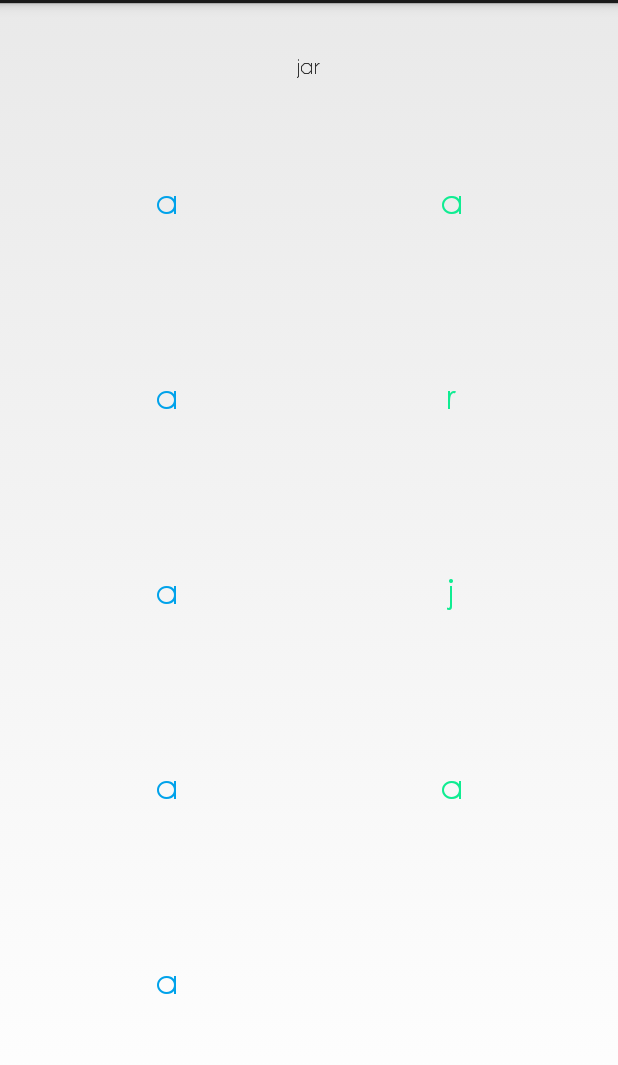
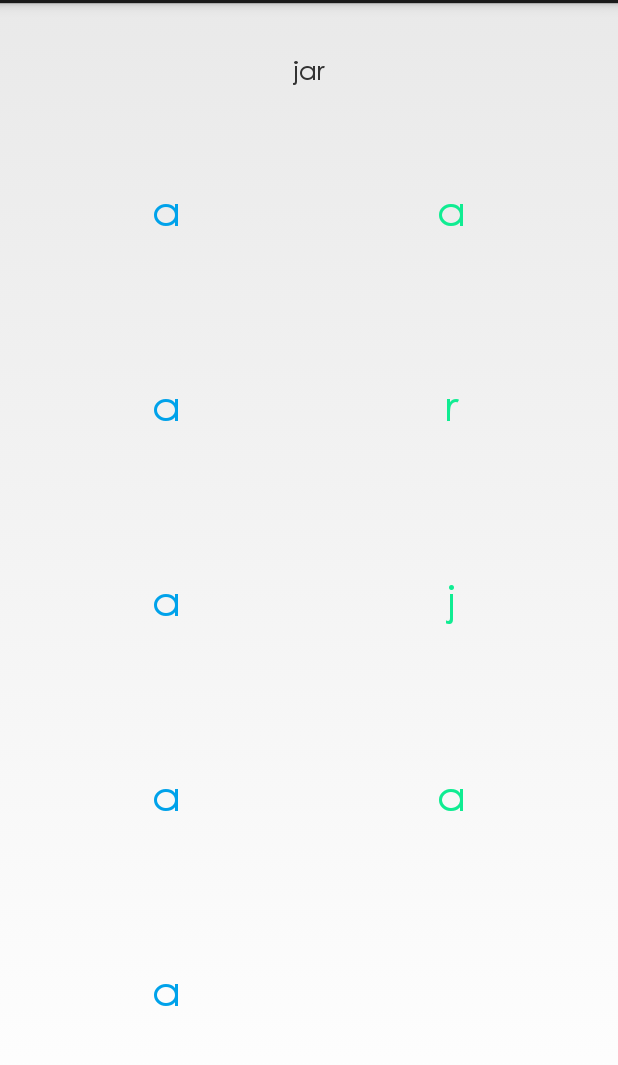
Before and after one commit to chrisjluc/Onesearch, an Android app: the fragment WordSearchFragment shown on its own in the app's theme, on a phone screen of 412 x 824 dp, the part 69-1134 px from its top. Run offline under Robolectric (Android 15) with nearby library versions, the phone set to English and light mode, and no system bars; 1 statement that could not run was skipped.

Commit message:
Added circular highlighting on word search, boosted font size of buttons and textviews

```diff
--- a/app/src/main/java/chrisjluc/funsearch/adapters/WordSearchGridAdapter.java
+++ b/app/src/main/java/chrisjluc/funsearch/adapters/WordSearchGridAdapter.java
@@ -1,7 +1,6 @@
 package chrisjluc.funsearch.adapters;
 
 import android.content.Context;
-import android.graphics.Color;
 import android.view.LayoutInflater;
 import android.view.View;
 import android.view.ViewGroup;
@@ -46,20 +45,25 @@ public class WordSearchGridAdapter extends BaseAdapter {
         holder.textView.setHeight(mColumnWidth);
         int difference = ((WordSearchManager.ADVANCED_MAX_WORDLENGTH + WordSearchManager.ADVANCED_MAX_DIMENSION_OFFSET - WordSearchManager.EASY_MIN_WORDLENGTH) / 3);
         if (WordSearchManager.EASY_MIN_WORDLENGTH <= mWordSearchDimension && mWordSearchDimension < (WordSearchManager.EASY_MIN_WORDLENGTH + difference))
+            holder.textView.setTextSize(28);
+        else if ((WordSearchManager.EASY_MIN_WORDLENGTH + difference) <= mWordSearchDimension && mWordSearchDimension < (WordSearchManager.EASY_MIN_WORDLENGTH + difference * 2))
+            holder.textView.setTextSize(24);
+        else
             holder.textView.setTextSize(22);
-        else if ((WordSearchManager.EASY_MIN_WORDLENGTH + difference) <= mWordSearchDimension && mWordSearchDimension < (WordSearchManager.EASY_MIN_WORDLENGTH + difference * 2))
-            holder.textView.setTextSize(18);
-        else
-            holder.textView.setTextSize(14);
 
         int color;
-        if (n.isHighlighted())
-            color = Color.BLUE;
-        else if ((pos / mWordSearchDimension) % 2 == 0)
+
+        if ((pos / mWordSearchDimension) % 2 == 0)
             color = mContext.getResources().getColor(pos % 2 == 0 ? R.color.blue : R.color.green);
         else
             color = mContext.getResources().getColor((pos - mWordSearchDimension) % 2 == 0 ? R.color.green : R.color.blue);
         holder.textView.setTextColor(color);
+
+        if (n.isHighlighted()) {
+            holder.textView.setBackgroundResource(R.drawable.grid_item_highlight);
+        }else{
+            holder.textView.setBackgroundResource(0);
+        }
 
         return convertView;
     }
--- a/app/src/main/java/chrisjluc/funsearch/ui/components/GameButton.java
+++ b/app/src/main/java/chrisjluc/funsearch/ui/components/GameButton.java
@@ -39,5 +39,6 @@ public class GameButton extends Button {
             typeface = Typeface.createFromAsset(context.getAssets(), "fonts/gothic.ttf");
         this.setTypeface(typeface);
         this.setTextColor(Color.WHITE);
+        this.setTextSize(24);
     }
 }
--- a/app/src/main/java/chrisjluc/funsearch/ui/components/GameTextView.java
+++ b/app/src/main/java/chrisjluc/funsearch/ui/components/GameTextView.java
@@ -28,5 +28,6 @@ public class GameTextView extends TextView {
         if(typeface == null)
             typeface = Typeface.createFromAsset(context.getAssets(), "fonts/gothic.ttf");
         this.setTypeface(typeface);
+        this.setTextSize(18);
     }
 }
--- /dev/null
+++ b/app/src/main/res/drawable/grid_item_highlight.xml
@@ -0,0 +1,9 @@
+<?xml version="1.0" encoding="utf-8"?>
+<shape xmlns:android="http://schemas.android.com/apk/res/android">
+    <solid android:color="@color/purple" />
+    <corners
+        android:topLeftRadius="400dp"
+        android:topRightRadius="400dp"
+        android:bottomLeftRadius="400dp"
+        android:bottomRightRadius="400dp" />
+</shape>
--- a/app/src/main/res/layout/activity_menu.xml
+++ b/app/src/main/res/layout/activity_menu.xml
@@ -12,7 +12,6 @@
         android:layout_centerHorizontal="true"
         android:text="@string/app_name"
         android:textStyle="bold"
-        android:textSize="32sp"
         android:layout_width="wrap_content"
         android:layout_height="wrap_content"
         android:layout_marginTop="@dimen/activity_vertical_margin"/>
```
